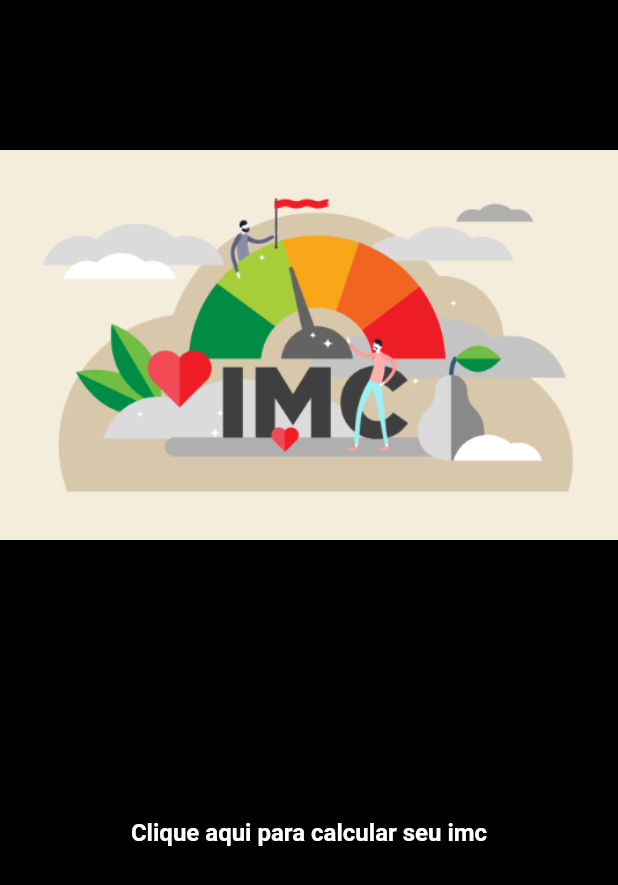
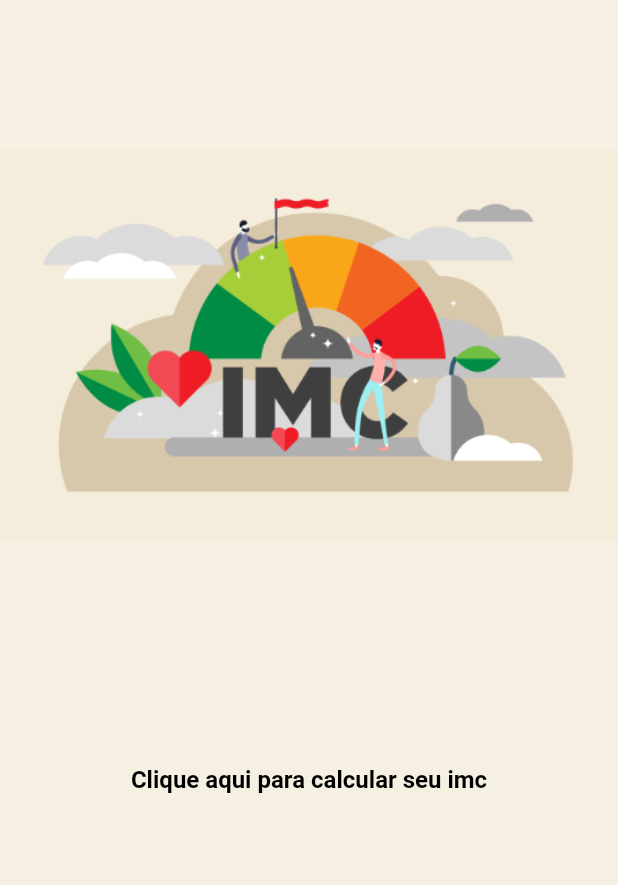
Before and after one commit to luizbahl/Calculadora_imc-flutter, a Flutter app: the screen it shows after launch, on a phone screen of 412 x 824 dp. Shown: the top 885 px of the screen. Run offline on Flutter 3.47's test engine with Material 2 defaults, Android fonts, the phone set to English and light mode, and no system bars; our stand-ins replace google_fonts; Roboto replaces fonts that are missing (Lugrasimo).

Commit message:
Ajuste de cores e posição da HomePage

```diff
--- a/lib/pages/home_page.dart
+++ b/lib/pages/home_page.dart
@@ -12,7 +12,7 @@ class _HomePageState extends State<HomePage> {
   Widget build(BuildContext context) {
     return SafeArea(
       child: Scaffold(
-        backgroundColor: Colors.black,
+        backgroundColor: const Color.fromARGB(255, 245, 240, 225),
         body: SizedBox(
           width: double.infinity,
           child:
@@ -24,16 +24,16 @@ class _HomePageState extends State<HomePage> {
               "lib/images/imc1.png",
             ),
             const SizedBox(
-              height: 170,
+              height: 120,
             ),
             Container(
                 width: double.infinity,
                 margin: const EdgeInsets.symmetric(horizontal: 30),
-                height: 50,
+                height: 80,
                 alignment: Alignment.center,
                 child: const Text("Clique aqui para calcular seu imc",
                     style: TextStyle(
-                        color: Colors.white,
+                        color: Colors.black,
                         fontSize: 16,
                         fontWeight: FontWeight.w700))),
           ]),
```
